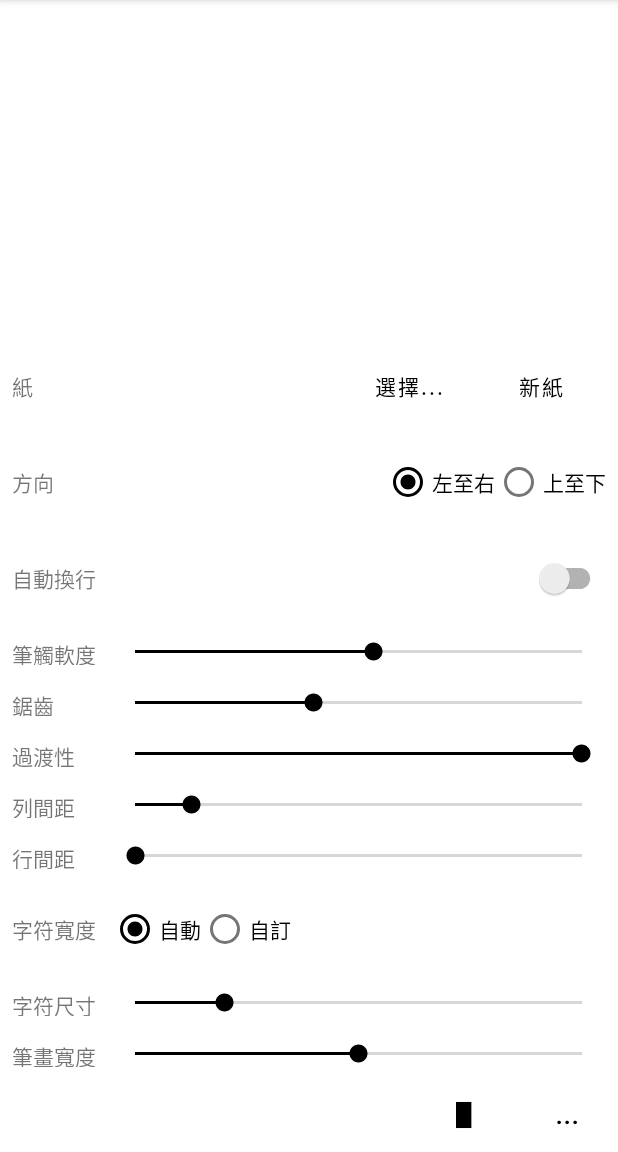
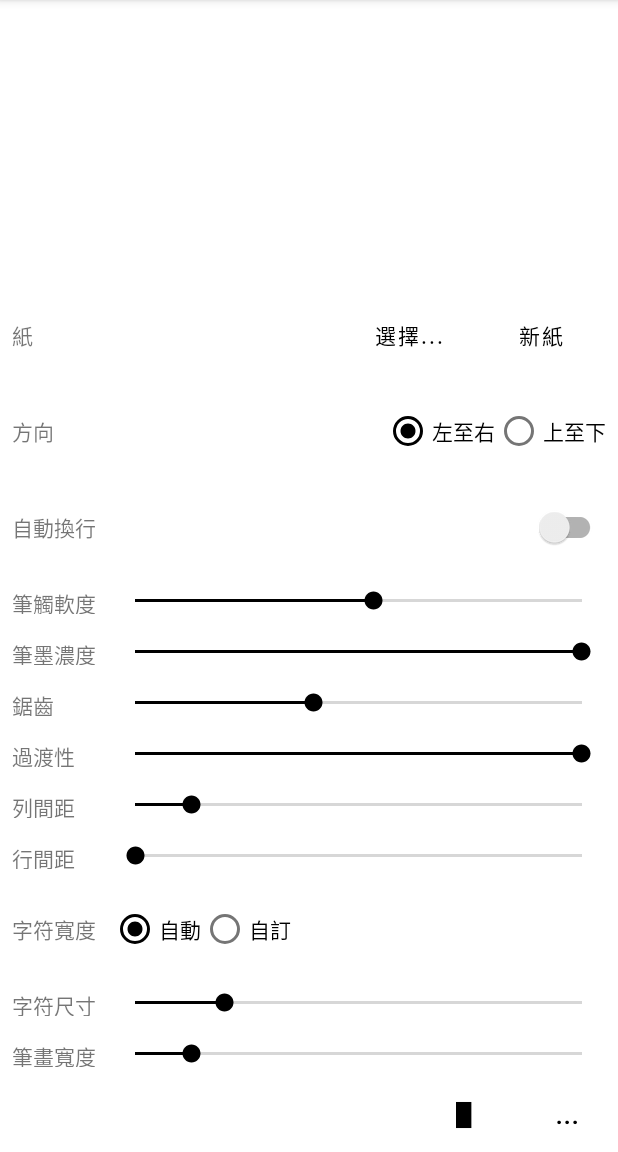
Before and after one commit to MISTER-CHAN/handwriting, an Android app: the screen it shows after launch (MainActivity), after a tap on "選擇...", on a phone screen of 412 x 824 dp, the part 84-1236 px from its top. Run offline under Robolectric (Android 15) with nearby library versions, the phone set to English and light mode, and no system bars; 3 other taps on this screen came first.

Commit message:
Initial commit

```diff
--- a/app/src/main/res/layout/activity_main.xml
+++ b/app/src/main/res/layout/activity_main.xml
@@ -130,6 +130,28 @@
                 android:layout_weight="5"
                 android:max="30"
                 android:progress="16" />
+        </LinearLayout>
+
+        <LinearLayout
+            android:layout_width="match_parent"
+            android:layout_height="wrap_content"
+            android:gravity="center_vertical"
+            android:orientation="horizontal"
+            android:padding="8dp">
+
+            <TextView
+                android:layout_width="0dp"
+                android:layout_height="match_parent"
+                android:layout_weight="1"
+                android:text="筆墨濃度" />
+
+            <SeekBar
+                android:id="@+id/sb_concentration"
+                android:layout_width="0dp"
+                android:layout_height="wrap_content"
+                android:layout_weight="5"
+                android:max="10"
+                android:progress="10" />
         </LinearLayout>
 
         <LinearLayout
@@ -312,7 +334,7 @@
             android:layout_height="wrap_content"
             android:layout_weight="5"
             android:max="192"
-            android:progress="96" />
+            android:progress="24" />
     </LinearLayout>
 
     <LinearLayout
--- a/build.gradle
+++ b/build.gradle
@@ -1,7 +1,7 @@
 // Top-level build file where you can add configuration options common to all sub-projects/modules.
 plugins {
-    id 'com.android.application' version '7.1.1' apply false
-    id 'com.android.library' version '7.1.1' apply false
+    id 'com.android.application' version '7.1.2' apply false
+    id 'com.android.library' version '7.1.2' apply false
 }
 
 task clean(type: Delete) {
```
Also changed, not shown: app/src/main/java/com/misterchan/handwriting/MainActivity.java (+25 -0 lines), 2 other files.
